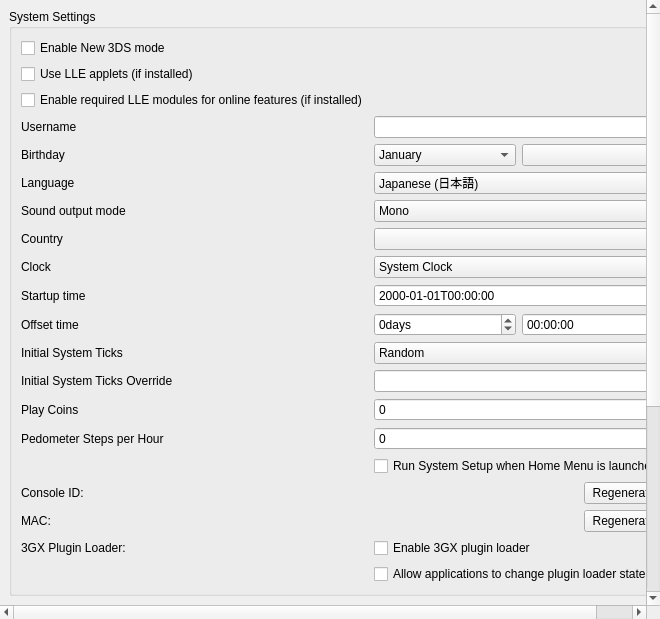
The window that src/citra_qt/configuration/configure_system.ui (amwatson/CitraVR) describes before a commit, drawn with Qt 5.
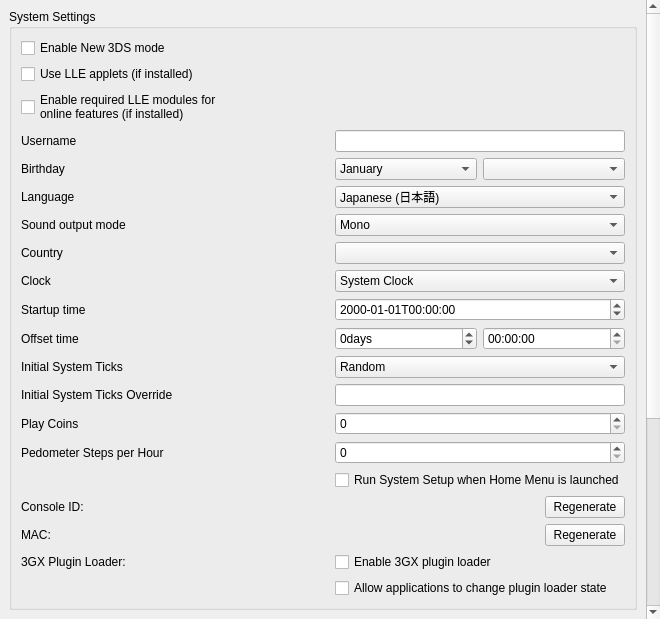
The same window after the commit.

Commit message: qt: Break online LLE module checkbox text over two lines

```diff
--- a/src/citra_qt/configuration/configure_system.ui
+++ b/src/citra_qt/configuration/configure_system.ui
@@ -81,7 +81,8 @@
             <item row="3" column="0">
              <widget class="QCheckBox" name="enable_required_online_lle_modules">
               <property name="text">
-               <string>Enable required LLE modules for online features (if installed)</string>
+               <string>Enable required LLE modules for
+online features (if installed)</string>
               </property>
               <property name="toolTip">
                <string>Enables the LLE modules needed for online multiplayer, eShop access, etc.</string>
```
